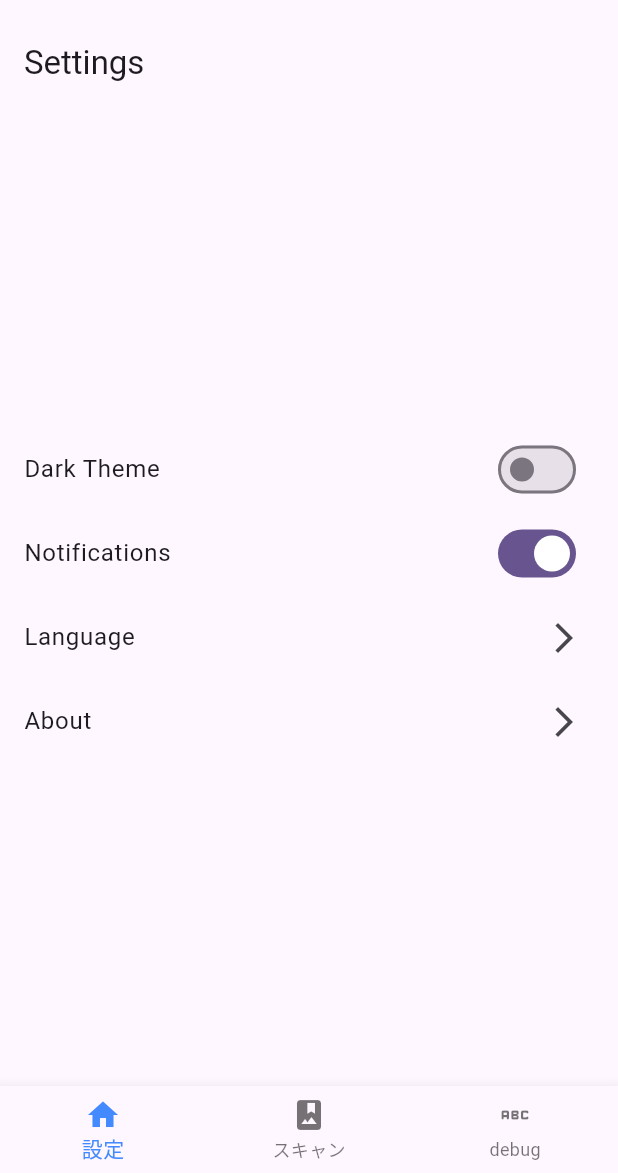
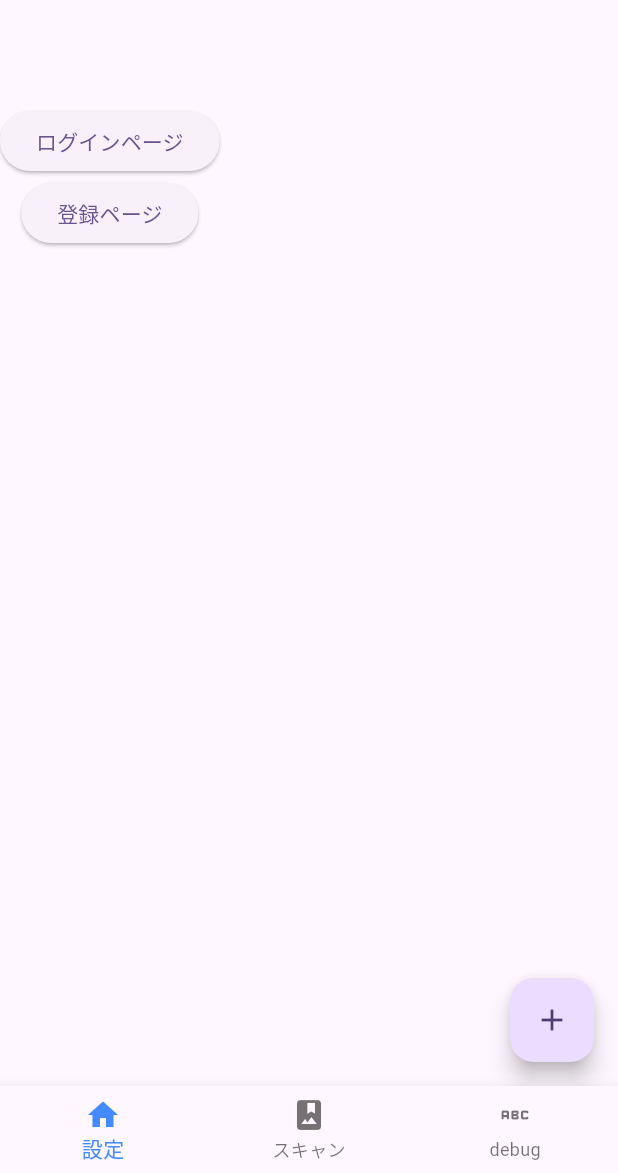
Before and after one commit to konntiwa/QRstamprally, a Flutter app: the screen it shows after launch, on a phone screen of 412 x 824 dp, the part 63-1236 px from its top. Run offline on Flutter 3.47's test engine with Material 3 defaults, Android fonts, the phone set to English and light mode, and no system bars; our stand-ins replace cloud_firestore, firebase_core; missing offline and left inert: mobile_scanner; accounts and stored records are empty.

Commit message:
fire storeは出来たのでこれからauth機能作成します(ページ作成済み)

```diff
--- a/lib/Settings.dart
+++ b/lib/Settings.dart
@@ -1,54 +1,61 @@
-import'package:flutter/material.dart';
+import 'package:cloud_firestore/cloud_firestore.dart';
+import 'package:flutter/material.dart';
+import 'package:test5/auth.dart';
+import 'package:test5/register.dart';
 
-class SettingPage extends StatelessWidget {
-  const SettingPage({Key? key}) : super(key: key);
+class SettingPage extends StatefulWidget {
+  const SettingPage({super.key, required this.title});
+
+  final String title;
+
+  @override
+  State<SettingPage> createState() => _MyHomePageState();
+}
+
+class _MyHomePageState extends State<SettingPage> {
+  int _counter = 0;
+
+  void _incrementCounter() {
+    setState(() {
+      _counter++;
+    });
+  }
+  var db = FirebaseFirestore.instance;
+  String firebasedata = "";
+  List<String> texts = [];
+  void firetest() async{
+    await db.collection("users").get().then((event) {
+      for (var doc in event.docs) {
+        print("${doc.id} => ${doc.data()}");
+        setState(() {
+          texts.add('${doc.data()}'.toString());
+          firebasedata += '${doc.data()}';
+        });
+      }
+    });
+  }
 
   @override
   Widget build(BuildContext context) {
     return Scaffold(
-      appBar: AppBar(title: const Text('Settings')),body: Center( // Wrap with Center for centering
-      child: Column(
-        mainAxisAlignment: MainAxisAlignment.center, // Center vertically
+      appBar: AppBar(
+        title: Text(widget.title),
+      ),
+      body: Column(
         children: [
-          // Theme Setting
-          ListTile(
-            title: const Text('Dark Theme'),
-            trailing: Switch(
-              value: false, // Replace with actual theme state
-              onChanged: (value) {
-                // Handle theme change
-              },
-            ),
-          ),
-          // Notification Setting
-          ListTile(
-            title: const Text('Notifications'),
-            trailing: Switch(
-              value: true, // Replacewith actual notification state
-              onChanged: (value) {
-                // Handle notification change
-              },
-            ),
-          ),
-          // Language Setting
-          ListTile(
-            title: const Text('Language'),
-            trailing: const Icon(Icons.arrow_forward_ios),
-            onTap: () {
-              // Navigate to language selection screen
-            },
-          ),
-          // About Section
-          ListTile(
-            title: const Text('About'),
-            trailing: const Icon(Icons.arrow_forward_ios),
-            onTap: () {
-              // Navigate to about screen
-            },
-          ),
+          ElevatedButton(onPressed:(){
+            Navigator.push(context, MaterialPageRoute(builder:(context) =>AuthPage()));
+          }, child: Text("ログインページ")),
+          ElevatedButton(onPressed:(){
+            Navigator.push(context, MaterialPageRoute(builder:(context)=>RegiPage()));
+          }, child: Text("登録ページ")),
         ],
       ),
-    ),
+      floatingActionButton: FloatingActionButton(
+        onPressed: firetest,
+        tooltip: 'Increment',
+        child: const Icon(Icons.add),
+      ),
     );
   }
 }
--- a/lib/widget/BottomTab.dart
+++ b/lib/widget/BottomTab.dart
@@ -15,7 +15,7 @@ class _BottomTabPageState extends State<BottomTabPage> {
 
   int _currentIndex = 0;
   final _pageWidgets = [
-    SettingPage(),
+    SettingPage(title: '',),
     ScanPage(),
     DebugPage()
   ];
--- a/pubspec.yaml
+++ b/pubspec.yaml
@@ -32,10 +32,13 @@ dependencies:
     sdk: flutter
 
 
+
   # The following adds the Cupertino Icons font to your application.
   # Use with the CupertinoIcons class for iOS style icons.
   cupertino_icons: ^1.0.8
   mobile_scanner: ^5.2.3
+  firebase_core: ^3.6.0
+  cloud_firestore: ^5.4.4
 
 dev_dependencies:
   flutter_test:
```
Also changed, not shown: lib/auth.dart (added, +150 -0 lines), lib/main.dart (+8 -1 lines), lib/register.dart (added, +212 -0 lines), firebase.json (added), lib/firebase_options.dart (added), pubspec.lock, 5 other files.
